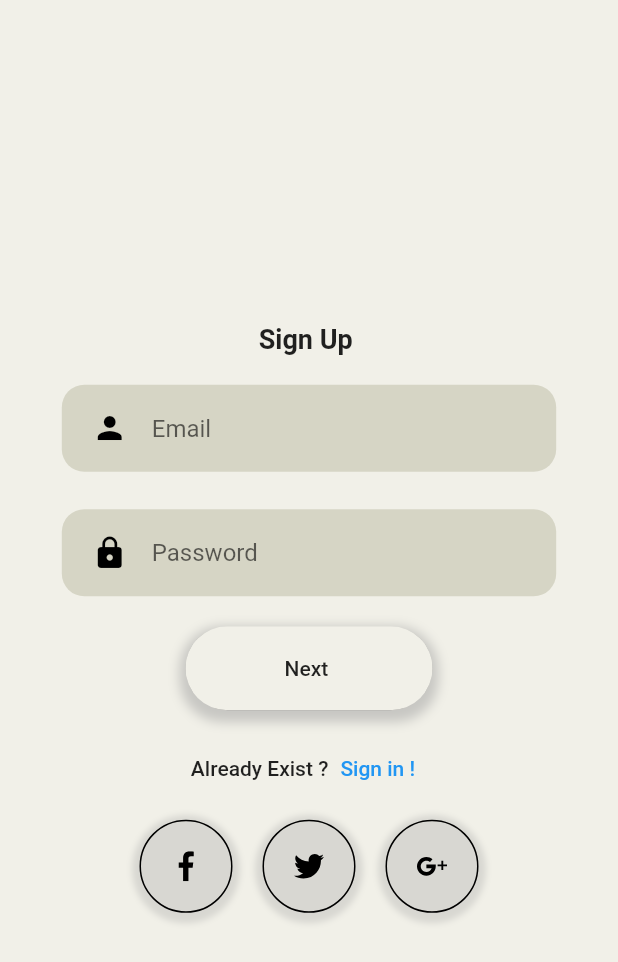
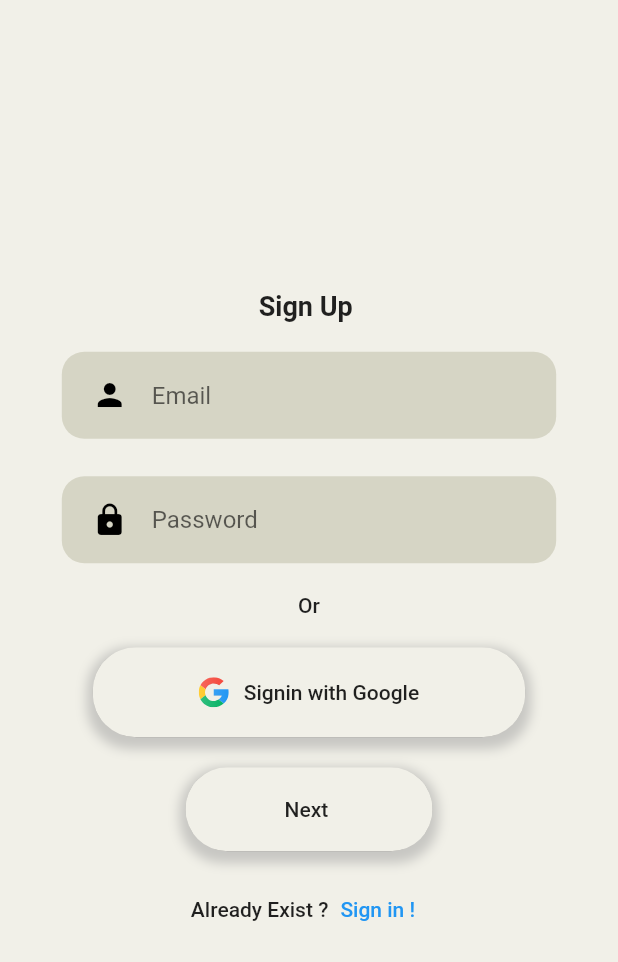
Before and after one commit to imshivamdwivedi/Buddy, a Flutter app: the SignUp screen opened by its route, on a phone screen of 412 x 824 dp. Shown: the top 962 px of the screen. Run offline on Flutter 3.47's test engine with Material 2 defaults, Android fonts, the phone set to English and light mode, and no system bars; our stand-ins replace firebase_auth, firebase_core, firebase_database, flutter_svg, google_sign_in, liquid_swipe; accounts and stored records are empty.

Commit message:
Added Google Signin

```diff
--- a/lib/auth/forget-password.dart
+++ b/lib/auth/forget-password.dart
@@ -41,6 +41,7 @@ class _ForgetPasswordState extends State<ForgetPassword> {
                 style: TextStyle(color: Colors.black87),
               ),
               () => {},
+              '',
             ),
           ],
         ),
--- a/lib/auth/sign_in.dart
+++ b/lib/auth/sign_in.dart
@@ -86,6 +86,7 @@ class _SignInState extends State<SignIn> {
                 style: TextStyle(color: Colors.black87),
               ),
               () => _signInUser(),
+              '',
             ),
             Row(
               mainAxisAlignment: MainAxisAlignment.center,
--- a/lib/auth/sign_up.dart
+++ b/lib/auth/sign_up.dart
@@ -3,6 +3,8 @@ import 'package:firebase_auth/firebase_auth.dart';
 import 'package:firebase_database/firebase_database.dart';
 import 'package:flutter/material.dart';
 import 'package:flutter/services.dart';
+//import 'package:flutter_login_facebook/flutter_login_facebook.dart';
+import 'package:google_sign_in/google_sign_in.dart';
 
 import '../auth/sign_in.dart';
 import '../components/rounded_button.dart';
@@ -81,6 +83,75 @@ class _SignUpState extends State<SignUp> {
     _refUser.child('userId').set(_uid);*/
   }
 
+  void _signinUserByGoogle() async {
+    final GoogleSignIn googleSignIn = GoogleSignIn();
+
+    final GoogleSignInAccount? googleSignInAccount =
+        await googleSignIn.signIn();
+
+    if (googleSignInAccount != null) {
+      final GoogleSignInAuthentication googleSignInAuthentication =
+          await googleSignInAccount.authentication;
+
+      final AuthCredential credential = GoogleAuthProvider.credential(
+        accessToken: googleSignInAuthentication.accessToken,
+        idToken: googleSignInAuthentication.idToken,
+      );
+
+      try {
+        await _auth.signInWithCredential(credential);
+        print('Signed User Up Using Google !');
+        _saveUserData(_auth.currentUser!.email.toString());
+        Navigator.of(context).pushReplacementNamed(SignIn.routeName);
+        //return 'signin#done';
+      } on FirebaseAuthException catch (error) {
+        var msg = 'An error Occured, Please check your Connection!';
+        if (error.message != null) {
+          msg = error.message.toString();
+        }
+        print('ERROR ------------- ');
+        print(msg);
+        //return msg;
+        return;
+      } catch (e) {
+        print(e);
+        //return 'signin#error';
+        return;
+      }
+    }
+  }
+
+  /*void _signinUserByFacebook() async {
+    print('facebook login reached');
+    final FacebookLogin facebookLogin = FacebookLogin();
+    final FacebookLoginResult result = await facebookLogin.logIn();
+
+    // Create a credential from the access token
+    final facebookAuthCredential =
+        FacebookAuthProvider.credential(result.accessToken!.token);
+
+    try {
+      await _auth.signInWithCredential(facebookAuthCredential);
+      print('Signed User Up Using Facebook !');
+      _saveUserData(_auth.currentUser!.email.toString());
+      Navigator.of(context).pushReplacementNamed(SignIn.routeName);
+      //return 'signin#done';
+    } on FirebaseAuthException catch (error) {
+      var msg = 'An error Occured, Please check your Connection!';
+      if (error.message != null) {
+        msg = error.message.toString();
+      }
+      print('ERROR ------------- ');
+      print(msg);
+      //return msg;
+      return;
+    } catch (e) {
+      print(e);
+      //return 'signin#error';
+      return;
+    }
+  }*/
+
   @override
   Widget build(BuildContext context) {
     Size size = MediaQuery.of(context).size;
@@ -111,6 +182,31 @@ class _SignUpState extends State<SignUp> {
               val: true,
               controller: _passwordController,
             ),
+            SizedBox(
+              height: 10,
+            ),
+            Text(
+              "Or",
+              style: TextStyle(fontWeight: FontWeight.w500),
+            ),
+            SizedBox(
+              height: 10,
+            ),
+            Row(
+              mainAxisAlignment: MainAxisAlignment.center,
+              children: [
+                RoundedButton(
+                  size,
+                  0.7,
+                  Text(
+                    'Signin with Google',
+                    style: TextStyle(color: Colors.black87),
+                  ),
+                  () {},
+                  'assets/icons/googlesignin.svg',
+                ),
+              ],
+            ),
             RoundedButton(
               size,
               0.4,
@@ -119,6 +215,7 @@ class _SignUpState extends State<SignUp> {
                 style: TextStyle(color: Colors.black87),
               ),
               () => _createUser(),
+              '',
             ),
             SizedBox(
               height: 5,
@@ -138,26 +235,6 @@ class _SignUpState extends State<SignUp> {
                     child: Text("Sign in !")),
               ],
             ),
-            SizedBox(
-              height: 10,
-            ),
-            Row(
-              mainAxisAlignment: MainAxisAlignment.center,
-              children: [
-                SocalIcon(
-                  onPressed: () {},
-                  iconSrc: "assets/icons/facebook.svg",
-                ),
-                SocalIcon(
-                  onPressed: () {},
-                  iconSrc: "assets/icons/twitter.svg",
-                ),
-                SocalIcon(
-                  onPressed: () {},
-                  iconSrc: "assets/icons/google-plus.svg",
-                ),
-              ],
-            ),
           ],
         ),
       ),
--- a/lib/components/rounded_button.dart
+++ b/lib/components/rounded_button.dart
@@ -1,12 +1,15 @@
 import 'package:flutter/material.dart';
+import 'package:flutter_svg/flutter_svg.dart';
 
 class RoundedButton extends StatelessWidget {
   final Size size;
   final double sizeRatio;
   final Widget text;
   final Function _onPressed;
+  final String icon;
 
-  RoundedButton(this.size, this.sizeRatio, this.text, this._onPressed);
+  RoundedButton(
+      this.size, this.sizeRatio, this.text, this._onPressed, this.icon);
 
   @override
   Widget build(BuildContext context) {
@@ -36,7 +39,22 @@ class RoundedButton extends StatelessWidget {
             print('button-pressed');
             _onPressed();
           },
-          child: text,
+          child: (icon.isEmpty)
+              ? text
+              : Row(
+                  mainAxisAlignment: MainAxisAlignment.center,
+                  children: [
+                    SvgPicture.asset(
+                      icon,
+                      height: 20,
+                      width: 20,
+                    ),
+                    SizedBox(
+                      width: 10,
+                    ),
+                    text,
+                  ],
+                ),
         ),
       ),
     );
--- a/lib/main.dart
+++ b/lib/main.dart
@@ -32,7 +32,7 @@ class MyApp extends StatelessWidget {
       initialRoute: '/',
       routes: {
         //'/': (ctx) => AuthWrapper(),
-        '/': (ctx) => UserGenre(),
+        '/': (ctx) => AuthWrapper(),
         SignUp.routeName: (ctx) => SignUp(),
         UserGenre.routeName: (ctx) => UserGenre(),
       },
--- a/lib/user/grid_dashboard.dart
+++ b/lib/user/grid_dashboard.dart
@@ -39,7 +39,7 @@ void initList() {
       print(value);
       //myList.add(ItemModel.fromJson(value));
     });*/
-    print(value);
+    print(value.value);
   });
 }
 
--- a/pubspec.yaml
+++ b/pubspec.yaml
@@ -29,6 +29,8 @@ dependencies:
   firebase_core: ^1.3.0
   firebase_auth: ^2.0.0
   provider: ^5.0.0
+  google_sign_in: ^5.0.2
+
 
   # The following adds the Cupertino Icons font to your application.
   # Use with the CupertinoIcons class for iOS style icons.
```
Also changed, not shown: assets/icons/googlesignin.svg (added), pubspec.lock, 3 other files.
